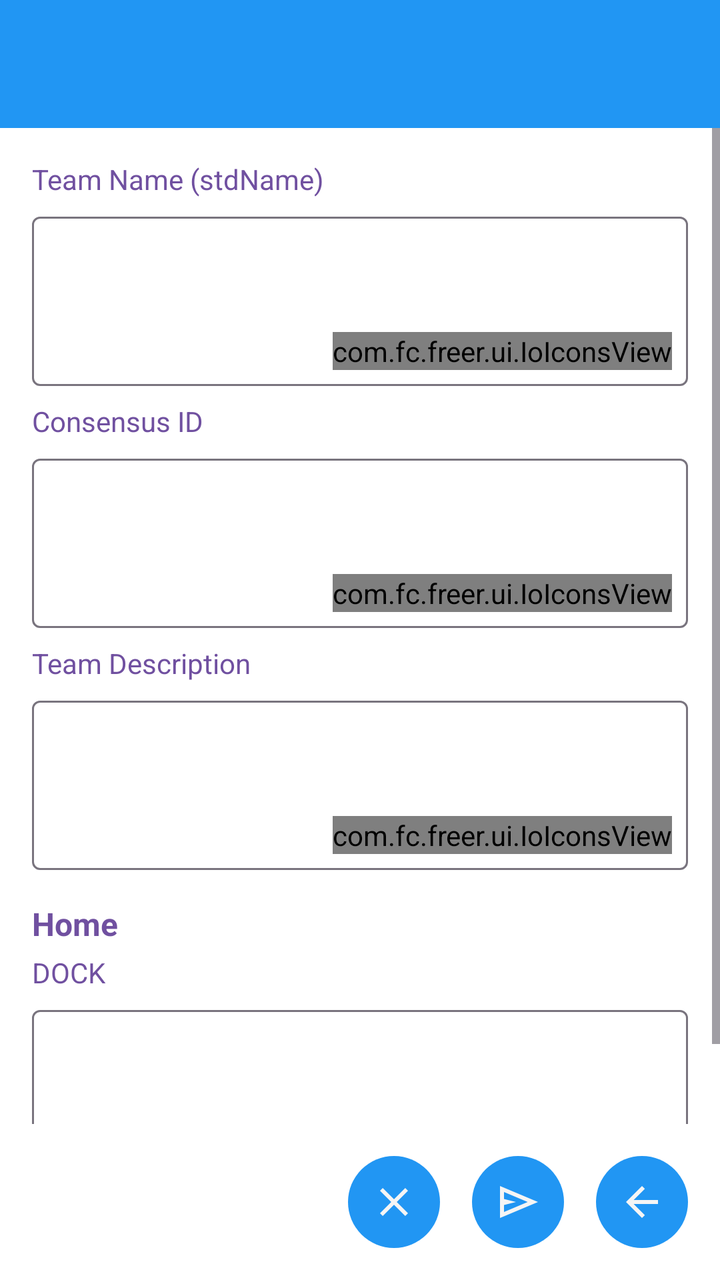
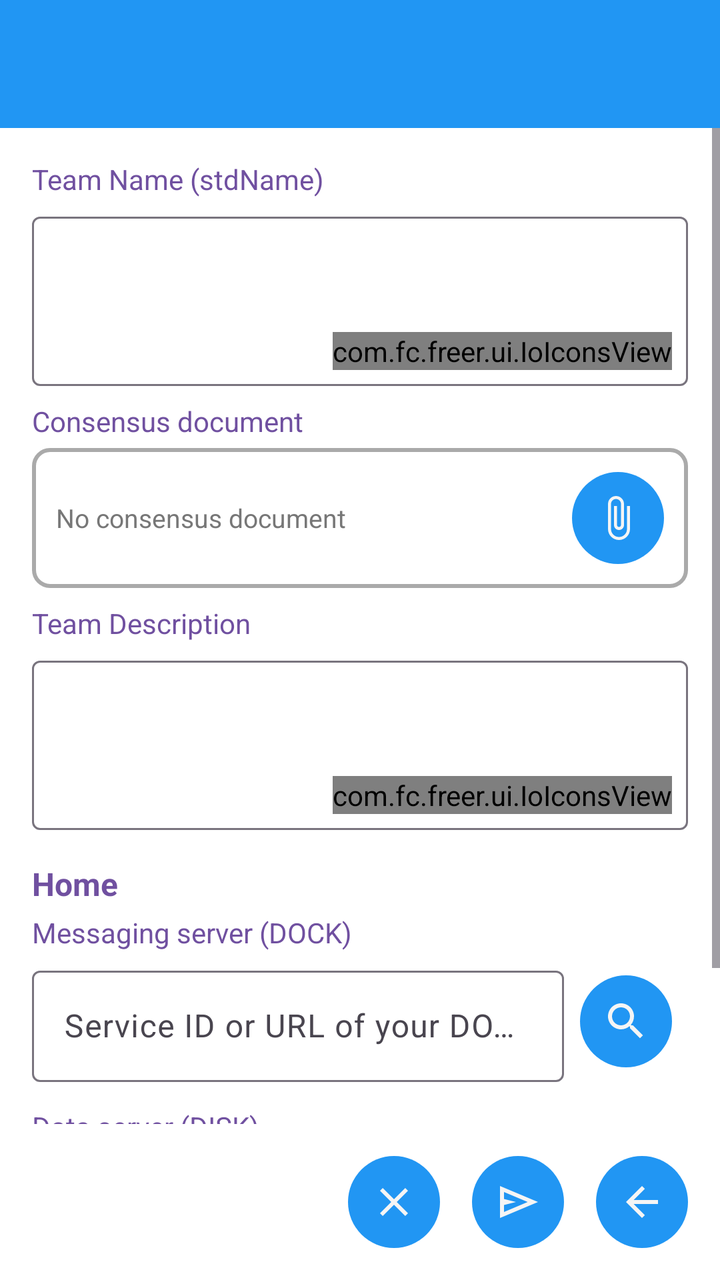

Compare the two renders of this Android layout. The source of the first and the diff that turns it into the second are given below.
<!-- AndroidManifest.xml: application theme Theme.Freer -->
<!-- res/layout/activity_create_team.xml -->
<?xml version="1.0" encoding="utf-8"?>
<LinearLayout xmlns:android="http://schemas.android.com/apk/res/android"
    xmlns:app="http://schemas.android.com/apk/res-auto"
    android:layout_width="match_parent"
    android:layout_height="match_parent"
    android:orientation="vertical">

    <include layout="@layout/common_toolbar" />

    <ScrollView
        android:layout_width="match_parent"
        android:layout_height="0dp"
        android:layout_weight="1"
        android:fillViewport="true">

        <LinearLayout
            android:layout_width="match_parent"
            android:layout_height="wrap_content"
            android:orientation="vertical"
            android:padding="16dp">

            
            <TextView
                android:layout_width="match_parent"
                android:layout_height="wrap_content"
                android:text="@string/team_name"
                android:textColor="@color/field_name"
                android:textSize="14sp"
                android:layout_marginBottom="4dp" />

            <include
                android:id="@+id/nameView"
                layout="@layout/layout_text_input_with_scan"
                android:layout_width="match_parent"
                android:layout_height="wrap_content" />

            
            <TextView
                android:layout_width="match_parent"
                android:layout_height="wrap_content"
                android:text="@string/consensus_id"
                android:textColor="@color/field_name"
                android:textSize="14sp"
                android:layout_marginTop="8dp"
                android:layout_marginBottom="4dp" />

            <include
                android:id="@+id/consensusView"
                layout="@layout/layout_text_input_with_scan"
                android:layout_width="match_parent"
                android:layout_height="wrap_content" />

            
            <TextView
                android:layout_width="match_parent"
                android:layout_height="wrap_content"
                android:text="@string/team_description"
                android:textColor="@color/field_name"
                android:textSize="14sp"
                android:layout_marginTop="8dp"
                android:layout_marginBottom="4dp" />

            <include
                android:id="@+id/descView"
                layout="@layout/layout_text_input_with_scan"
                android:layout_width="match_parent"
                android:layout_height="wrap_content" />

            
            <TextView
                android:layout_width="match_parent"
                android:layout_height="wrap_content"
                android:text="@string/home"
                android:textColor="@color/field_name"
                android:textSize="16sp"
                android:textStyle="bold"
                android:layout_marginTop="16dp"
                android:layout_marginBottom="4dp" />

            
            <LinearLayout
                android:layout_width="match_parent"
                android:layout_height="wrap_content"
                android:orientation="vertical">
                <TextView
                    android:layout_width="match_parent"
                    android:layout_height="wrap_content"
                    android:text="@string/home_dock_label"
                    android:textColor="@color/field_name"
                    android:textSize="14sp"
                    android:layout_marginBottom="4dp" />
                <include
                    android:id="@+id/dockView"
                    layout="@layout/layout_text_input_with_scan"
                    android:layout_width="match_parent"
                    android:layout_height="wrap_content" />
            </LinearLayout>

        </LinearLayout>

    </ScrollView>

    
    <LinearLayout
        android:id="@+id/buttonContainer"
        android:layout_width="match_parent"
        android:layout_height="wrap_content"
        android:orientation="horizontal"
        android:padding="8dp"
        android:gravity="end">

        <ImageButton
            android:id="@+id/clearButton"
            style="@style/ImageButtonStyle"
            android:src="@drawable/ic_clear"
            android:contentDescription="@string/clear" />

        <ImageButton
            android:id="@+id/publishButton"
            style="@style/ImageButtonStyle"
            android:src="@drawable/ic_send"
            android:contentDescription="@string/publish" />

        <ImageButton
            android:id="@+id/back_button"
            style="@style/ImageButtonStyle"
            android:src="@drawable/ic_back"
            android:contentDescription="@string/back" />

    </LinearLayout>

</LinearLayout>
<!-- res/layout/common_toolbar.xml (included above) -->
<?xml version="1.0" encoding="utf-8"?>
<androidx.appcompat.widget.Toolbar xmlns:android="http://schemas.android.com/apk/res/android"
    xmlns:app="http://schemas.android.com/apk/res-auto"
    android:id="@+id/toolbar"
    android:layout_width="match_parent"
    android:layout_height="?attr/actionBarSize"
    android:background="@color/accent"
    android:theme="@style/ThemeOverlay.Freer.Toolbar">

    <LinearLayout
        android:id="@+id/toolbar_fid_container"
        android:layout_width="wrap_content"
        android:layout_height="match_parent"
        android:layout_gravity="end"
        android:orientation="horizontal"
        android:gravity="end|center_vertical"
        android:visibility="gone"
        android:clickable="true"
        android:focusable="true"
        android:paddingStart="8dp"
        android:paddingEnd="16dp"
        android:background="?android:attr/selectableItemBackground">

        <TextView
            android:id="@+id/toolbar_fid_text"
            android:layout_width="130dp"
            android:layout_height="wrap_content"
            android:textColor="@color/main_background"
            android:paddingStart="8dp"
            android:paddingEnd="4dp"
            android:textSize="14sp"
            android:maxLines="1"
            android:gravity="end"
            android:ellipsize="middle" />

        <ImageView
            android:id="@+id/toolbar_avatar"
            android:layout_width="42dp"
            android:layout_height="42dp"
            android:background="@color/accent"
            android:scaleType="centerCrop"
            android:contentDescription="@string/avatar" />

    </LinearLayout>

</androidx.appcompat.widget.Toolbar>
<!-- res/layout/layout_text_input_with_scan.xml (included above) -->
<?xml version="1.0" encoding="utf-8"?>
<FrameLayout xmlns:android="http://schemas.android.com/apk/res/android"
    xmlns:app="http://schemas.android.com/apk/res-auto"
    android:layout_width="match_parent"
    android:layout_height="match_parent">

    <com.google.android.material.textfield.TextInputLayout
        android:id="@+id/textInputWithScanLayout"
        android:layout_width="match_parent"
        android:layout_height="match_parent"
        app:boxBackgroundColor="@color/input_field_background"
        style="@style/Widget.Material3.TextInputLayout.OutlinedBox">

        <com.google.android.material.textfield.TextInputEditText
            android:id="@+id/textInput"
            android:layout_width="match_parent"
            android:layout_height="match_parent"
            android:gravity="top"
            android:inputType="textMultiLine"
            android:minLines="3"
            android:paddingStart="8dp"
            android:paddingEnd="70dp"
            android:paddingBottom="8dp"
            />
    </com.google.android.material.textfield.TextInputLayout>

    <com.fc.freer.ui.IoIconsView
        android:id="@+id/scanIcon"
        android:layout_width="wrap_content"
        android:layout_height="wrap_content"
        android:layout_gravity="bottom|end"
        android:layout_margin="8dp" />
</FrameLayout>
<!-- resources referenced by this layout -->
<resources>
  <color name="accent">#2196F3</color>
  <color name="field_name">#7050A0</color>
  <color name="input_field_background">#FFFFFF</color>
  <color name="main_background">#F5F5F5</color>
  <!-- drawable ic_back (drawable) -->
  <vector xmlns:android="http://schemas.android.com/apk/res/android"
      android:width="24dp"
      android:height="24dp"
      android:viewportWidth="960"
      android:viewportHeight="960">
    <path
        android:pathData="m313,520 l224,224 -57,56 -320,-320 320,-320 57,56 -224,224h487v80L313,520Z"
        android:fillColor="@color/main_background"/>
  </vector>
  <string name="avatar">Avatar</string>
  <string name="back">Back</string>
  <string name="clear">Clear</string>
  <string name="consensus_id">Consensus ID</string>
  <string name="home">Home</string>
  <string name="home_dock_label">DOCK</string>
  <string name="publish">Publish</string>
  <string name="team_description">Team Description</string>
  <string name="team_name">Team Name (stdName)</string>
  <style name="ThemeOverlay.Freer.Toolbar" parent="ThemeOverlay.AppCompat.ActionBar">
          <item name="android:textColorPrimary">@color/main_background</item>
          <item name="android:textColorSecondary">@color/main_background</item>
      </style>
  <style name="Theme.Freer" parent="Base.Theme.Freer" />
  <color name="text">#000000</color>
  <color name="warning">#FF9800</color>
  <!-- drawable bg_round_accent (drawable) -->
  <?xml version="1.0" encoding="utf-8"?>
  <shape xmlns:android="http://schemas.android.com/apk/res/android"
      android:shape="oval">
      <solid android:color="@color/accent" />
  </shape>
  <!-- unchanged entries left out for length: 4 -->
</resources>

<!-- the commit's change to res/layout/activity_create_team.xml (unified diff, before → after) -->
@@ -38,17 +38,45 @@
             <TextView
                 android:layout_width="match_parent"
                 android:layout_height="wrap_content"
-                android:text="@string/consensus_id"
+                android:text="@string/consensus_document"
                 android:textColor="@color/field_name"
                 android:textSize="14sp"
                 android:layout_marginTop="8dp"
                 android:layout_marginBottom="4dp" />
 
-            <include
-                android:id="@+id/consensusView"
-                layout="@layout/layout_text_input_with_scan"
-                android:layout_width="match_parent"
-                android:layout_height="wrap_content" />
+            <LinearLayout
+                android:layout_width="match_parent"
+                android:layout_height="wrap_content"
+                android:orientation="horizontal"
+                android:gravity="center_vertical"
+                android:background="@drawable/container_outline"
+                android:padding="4dp">
+
+                <TextView
+                    android:id="@+id/consensus_doc_name"
+                    android:layout_width="0dp"
+                    android:layout_height="wrap_content"
+                    android:layout_weight="1"
+                    android:text="@string/no_consensus_doc"
+                    android:textColor="@color/hint"
+                    android:textSize="13sp"
+                    android:maxLines="1"
+                    android:ellipsize="middle"
+                    android:paddingStart="8dp" />
+
+                <ImageButton
+                    android:id="@+id/clear_doc_button"
+                    style="@style/ImageButtonStyle"
+                    android:src="@drawable/ic_clear"
+                    android:contentDescription="@string/clear"
+                    android:visibility="gone" />
+
+                <ImageButton
+                    android:id="@+id/attach_doc_button"
+                    style="@style/ImageButtonStyle"
+                    android:src="@drawable/ic_attach"
+                    android:contentDescription="@string/select_consensus_document" />
+            </LinearLayout>
 
             
             <TextView
@@ -78,22 +106,82 @@
                 android:layout_marginBottom="4dp" />
 
             
+            <TextView
+                android:layout_width="match_parent"
+                android:layout_height="wrap_content"
+                android:text="@string/server_setup_dock_label"
+                android:textColor="@color/field_name"
+                android:textSize="14sp"
+                android:layout_marginBottom="4dp" />
+
             <LinearLayout
                 android:layout_width="match_parent"
                 android:layout_height="wrap_content"
-                android:orientation="vertical">
-                <TextView
-                    android:layout_width="match_parent"
+                android:orientation="horizontal"
+                android:gravity="center_vertical">
+
+                <com.google.android.material.textfield.TextInputLayout
+                    android:layout_width="0dp"
                     android:layout_height="wrap_content"
-                    android:text="@string/home_dock_label"
-                    android:textColor="@color/field_name"
-                    android:textSize="14sp"
-                    android:layout_marginBottom="4dp" />
-                <include
-                    android:id="@+id/dockView"
-                    layout="@layout/layout_text_input_with_scan"
-                    android:layout_width="match_parent"
-                    android:layout_height="wrap_content" />
+                    android:layout_weight="1"
+                    app:boxBackgroundColor="@color/input_field_background"
+                    style="@style/Widget.Material3.TextInputLayout.OutlinedBox">
+
+                    <com.google.android.material.textfield.TextInputEditText
+                        android:id="@+id/dock_input"
+                        android:layout_width="match_parent"
+                        android:layout_height="wrap_content"
+                        android:hint="@string/server_setup_dock_hint"
+                        android:inputType="text"
+                        android:maxLines="3" />
+                </com.google.android.material.textfield.TextInputLayout>
+
+                <ImageButton
+                    android:id="@+id/choose_dock_button"
+                    style="@style/ImageButtonStyle"
+                    android:layout_marginStart="8dp"
+                    android:src="@drawable/ic_search"
+                    android:contentDescription="@string/choose_another" />
+            </LinearLayout>
+
+            
+            <TextView
+                android:layout_width="match_parent"
+                android:layout_height="wrap_content"
+                android:text="@string/server_setup_disk_label"
+                android:textColor="@color/field_name"
+                android:textSize="14sp"
+                android:layout_marginTop="12dp"
+                android:layout_marginBottom="4dp" />
+
+            <LinearLayout
+                android:layout_width="match_parent"
+                android:layout_height="wrap_content"
+                android:orientation="horizontal"
+                android:gravity="center_vertical">
+
+                <com.google.android.material.textfield.TextInputLayout
+                    android:layout_width="0dp"
+                    android:layout_height="wrap_content"
+                    android:layout_weight="1"
+                    app:boxBackgroundColor="@color/input_field_background"
+                    style="@style/Widget.Material3.TextInputLayout.OutlinedBox">
+
+                    <com.google.android.material.textfield.TextInputEditText
+                        android:id="@+id/disk_input"
+                        android:layout_width="match_parent"
+                        android:layout_height="wrap_content"
+                        android:hint="@string/server_setup_disk_hint"
+                        android:inputType="text"
+                        android:maxLines="3" />
+                </com.google.android.material.textfield.TextInputLayout>
+
+                <ImageButton
+                    android:id="@+id/choose_disk_button"
+                    style="@style/ImageButtonStyle"
+                    android:layout_marginStart="8dp"
+                    android:src="@drawable/ic_search"
+                    android:contentDescription="@string/choose_another" />
             </LinearLayout>
 
         </LinearLayout>
<!-- resource entries referenced after the edit -->
@@ -2,8 +2,31 @@
 <resources>
   <color name="accent">#2196F3</color>
   <color name="field_name">#7050A0</color>
+  <color name="hint">#777777</color>
   <color name="input_field_background">#FFFFFF</color>
   <color name="main_background">#F5F5F5</color>
+  <!-- drawable container_outline (drawable) -->
+  <?xml version="1.0" encoding="utf-8"?>
+  <shape xmlns:android="http://schemas.android.com/apk/res/android"
+      android:shape="rectangle"
+      >
+      <solid android:color="#00000000" />
+      <stroke
+          android:width="2dp"
+          android:color="@color/container_outline" />
+      <corners android:radius="8dp" />
+  </shape>
+  <!-- drawable ic_attach (drawable) -->
+  <?xml version="1.0" encoding="utf-8"?>
+  <vector xmlns:android="http://schemas.android.com/apk/res/android"
+      android:width="24dp"
+      android:height="24dp"
+      android:viewportWidth="24"
+      android:viewportHeight="24">
+      <path
+          android:fillColor="#000000"
+          android:pathData="M16.5,6v11.5c0,2.21 -1.79,4 -4,4s-4,-1.79 -4,-4V5c0,-1.38 1.12,-2.5 2.5,-2.5s2.5,1.12 2.5,2.5v10.5c0,0.55 -0.45,1 -1,1s-1,-0.45 -1,-1V6H10v9.5c0,1.38 1.12,2.5 2.5,2.5s2.5,-1.12 2.5,-2.5V5c0,-2.21 -1.79,-4 -4,-4S7,2.79 7,5v12.5c0,3.04 2.46,5.5 5.5,5.5s5.5,-2.46 5.5,-5.5V6h-1.5z"/>
+  </vector>
   <!-- drawable ic_back (drawable) -->
   <vector xmlns:android="http://schemas.android.com/apk/res/android"
       android:width="24dp"
@@ -14,13 +37,30 @@
         android:pathData="m313,520 l224,224 -57,56 -320,-320 320,-320 57,56 -224,224h487v80L313,520Z"
         android:fillColor="@color/main_background"/>
   </vector>
+  <!-- drawable ic_search (drawable) -->
+  <vector xmlns:android="http://schemas.android.com/apk/res/android"
+      android:width="24dp"
+      android:height="24dp"
+      android:viewportWidth="24"
+      android:viewportHeight="24"
+      android:tint="?attr/colorOnSurface">
+    <path
+        android:fillColor="@android:color/white"
+        android:pathData="M15.5,14h-0.79l-0.28,-0.27C15.41,12.59 16,11.11 16,9.5 16,5.91 13.09,3 9.5,3S3,5.91 3,9.5 5.91,16 9.5,16c1.61,0 3.09,-0.59 4.23,-1.57l0.27,0.28v0.79l5,4.99L20.49,19l-4.99,-5zM9.5,14C7.01,14 5,11.99 5,9.5S7.01,5 9.5,5 14,7.01 14,9.5 11.99,14 9.5,14z"/>
+  </vector>
   <string name="avatar">Avatar</string>
   <string name="back">Back</string>
+  <string name="choose_another">Choose another</string>
   <string name="clear">Clear</string>
-  <string name="consensus_id">Consensus ID</string>
+  <string name="consensus_document">Consensus document</string>
   <string name="home">Home</string>
-  <string name="home_dock_label">DOCK</string>
+  <string name="no_consensus_doc">No consensus document</string>
   <string name="publish">Publish</string>
+  <string name="select_consensus_document">Select consensus document</string>
+  <string name="server_setup_disk_hint">Service ID of your DISK storage</string>
+  <string name="server_setup_disk_label">Data server (DISK)</string>
+  <string name="server_setup_dock_hint">Service ID or URL of your DOCK relay</string>
+  <string name="server_setup_dock_label">Messaging server (DOCK)</string>
   <string name="team_description">Team Description</string>
   <string name="team_name">Team Name (stdName)</string>
   <style name="ThemeOverlay.Freer.Toolbar" parent="ThemeOverlay.AppCompat.ActionBar">
@@ -28,6 +68,7 @@
           <item name="android:textColorSecondary">@color/main_background</item>
       </style>
   <style name="Theme.Freer" parent="Base.Theme.Freer" />
+  <color name="container_outline">#AAAAAA</color>
   <color name="text">#000000</color>
   <color name="warning">#FF9800</color>
   <!-- drawable bg_round_accent (drawable) -->
